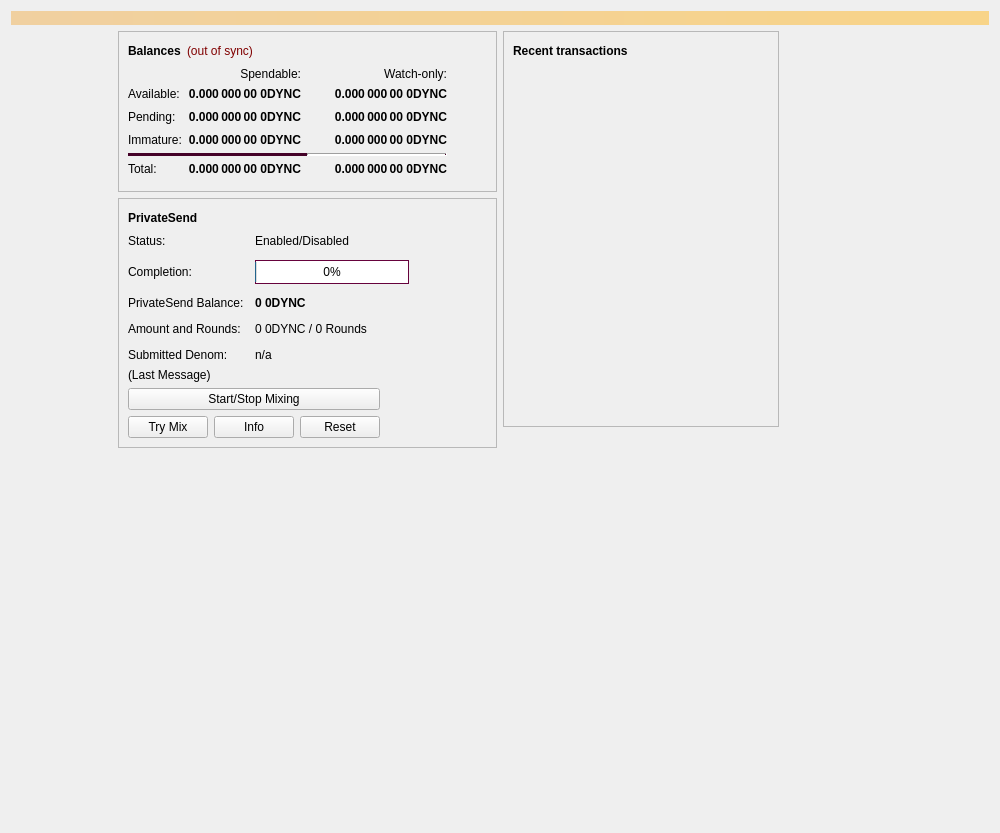
Above: src/qt/forms/overviewpage.ui from Zero-Dynamics/cash-core before the change. Below: the same form after it.
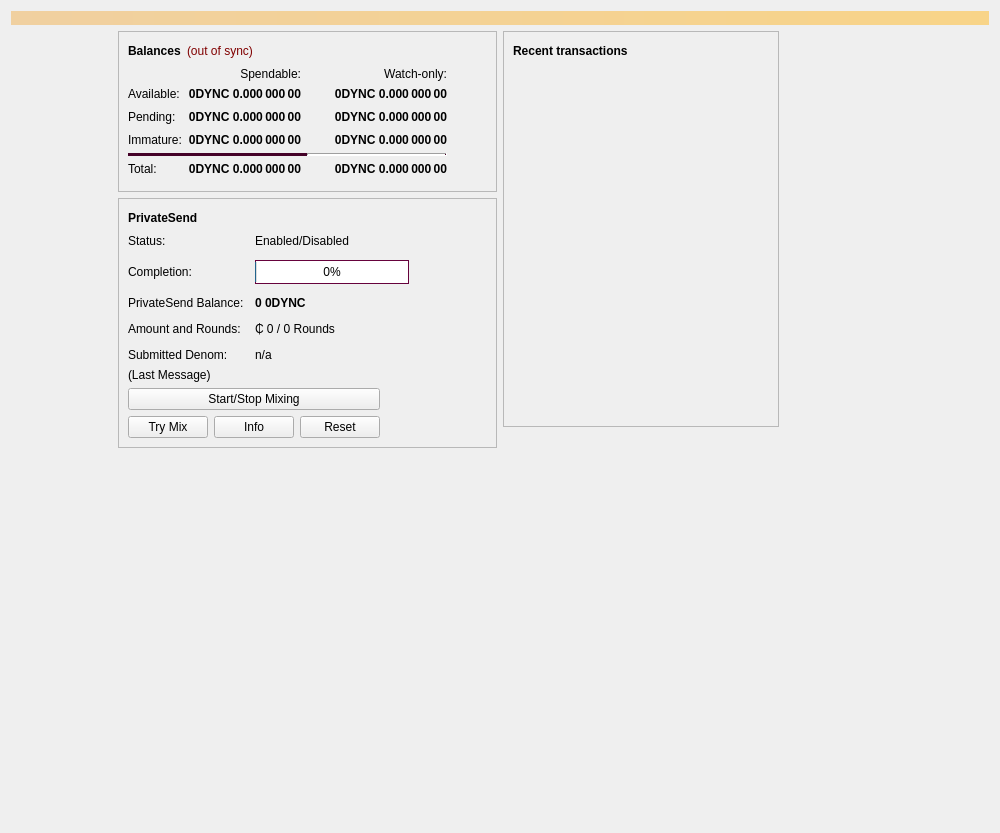
That is the form after the change. Icons and pictures are not drawn.

Commit message: Update Cash units

Diff of the .ui file:
```diff
--- a/src/qt/forms/overviewpage.ui
+++ b/src/qt/forms/overviewpage.ui
@@ -160,7 +160,7 @@
                  <string>Your current spendable balance</string>
                 </property>
                 <property name="text">
-                 <string notr="true">0.000 000 00 0DYNC</string>
+                 <string notr="true">0DYNC 0.000 000 00</string>
                 </property>
                 <property name="alignment">
                  <set>Qt::AlignRight|Qt::AlignTrailing|Qt::AlignVCenter</set>
@@ -185,7 +185,7 @@
                  <string>Your current balance in watch-only addresses</string>
                 </property>
                 <property name="text">
-                 <string notr="true">0.000 000 00 0DYNC</string>
+                 <string notr="true">0DYNC 0.000 000 00</string>
                 </property>
                 <property name="alignment">
                  <set>Qt::AlignRight|Qt::AlignTrailing|Qt::AlignVCenter</set>
@@ -217,7 +217,7 @@
                  <string>Total of transactions that have yet to be confirmed, and do not yet count toward the spendable balance</string>
                 </property>
                 <property name="text">
-                 <string notr="true">0.000 000 00 0DYNC</string>
+                 <string notr="true">0DYNC 0.000 000 00</string>
                 </property>
                  <property name="alignment">
                  <set>Qt::AlignRight|Qt::AlignTrailing|Qt::AlignVCenter</set>
@@ -242,7 +242,7 @@
                  <string>Unconfirmed transactions to watch-only addresses</string>
                 </property>
                 <property name="text">
-                 <string notr="true">0.000 000 00 0DYNC</string>
+                 <string notr="true">0DYNC 0.000 000 00</string>
                 </property>
                 <property name="alignment">
                  <set>Qt::AlignRight|Qt::AlignTrailing|Qt::AlignVCenter</set>
@@ -287,7 +287,7 @@
                  <string>Mined balance that has not yet matured</string>
                 </property>
                 <property name="text">
-                 <string notr="true">0.000 000 00 0DYNC</string>
+                 <string notr="true">0DYNC 0.000 000 00</string>
                 </property>
                 <property name="alignment">
                  <set>Qt::AlignRight|Qt::AlignTrailing|Qt::AlignVCenter</set>
@@ -312,7 +312,7 @@
                  <string>Mined balance in watch-only addresses that has not yet matured</string>
                 </property>
                 <property name="text">
-                 <string notr="true">0.000 000 00 0DYNC</string>
+                 <string notr="true">0DYNC 0.000 000 00</string>
                 </property>
                 <property name="alignment">
                  <set>Qt::AlignRight|Qt::AlignTrailing|Qt::AlignVCenter</set>
@@ -402,7 +402,7 @@
                  <string>Your current total balance</string>
                 </property>
                 <property name="text">
-                 <string notr="true">0.000 000 00 0DYNC</string>
+                 <string notr="true">0DYNC 0.000 000 00</string>
                 </property>
                 <property name="alignment">
                  <set>Qt::AlignRight|Qt::AlignTrailing|Qt::AlignVCenter</set>
@@ -427,7 +427,7 @@
                  <string>Current total balance in watch-only addresses</string>
                 </property>
                 <property name="text">
-                 <string notr="true">0.000 000 00 0DYNC</string>
+                 <string notr="true">0DYNC 0.000 000 00</string>
                 </property>
                 <property name="alignment">
                  <set>Qt::AlignRight|Qt::AlignTrailing|Qt::AlignVCenter</set>
@@ -584,7 +584,7 @@
               <item row="3" column="1">
                <widget class="QLabel" name="labelAmountRounds">
                 <property name="text">
-                 <string>0 0DYNC / 0 Rounds</string>
+                 <string>₵ 0 / 0 Rounds</string>
                 </property>
                 <property name="font">
                     <font>
```
The commit also changes 1 other file.
